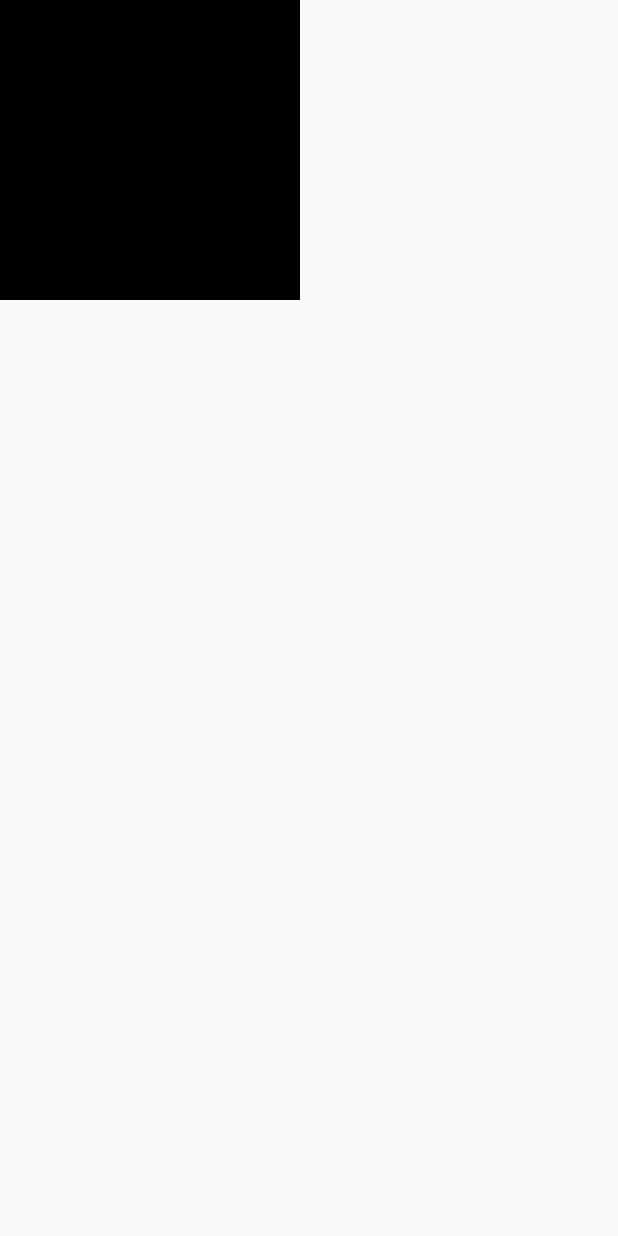
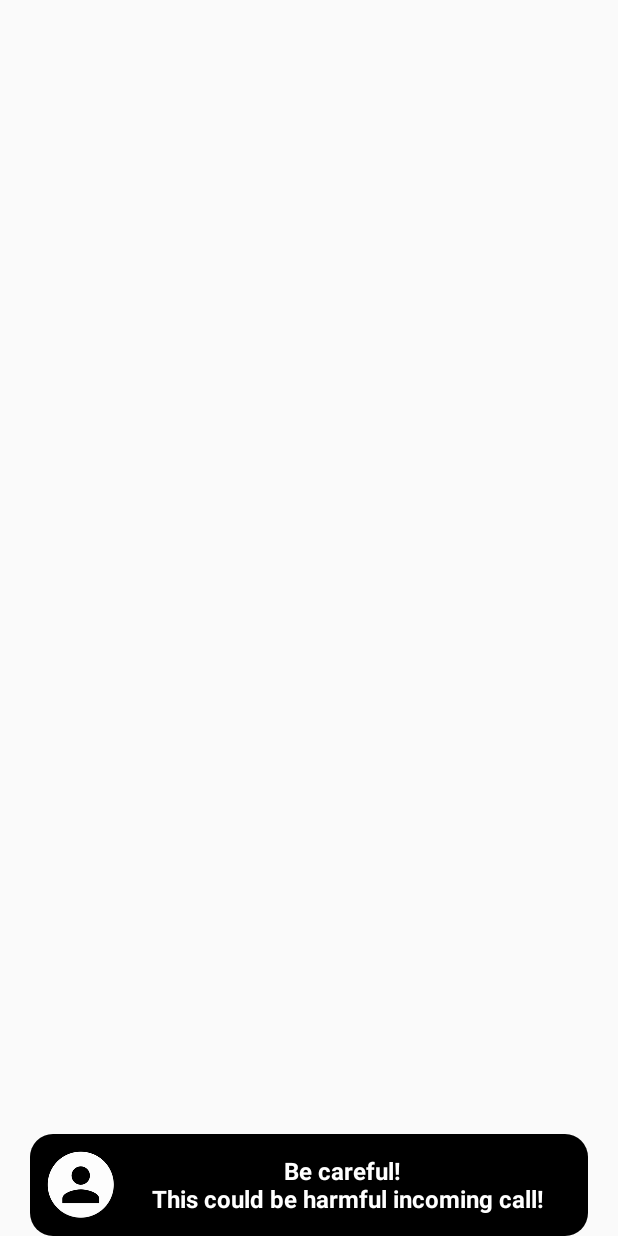
Before and after one commit to tompadree/Callceptor, an Android app: the layout item_float.xml on its own in the app's theme, with its tools: preview values and no code run, on a phone screen of 412 x 824 dp. Run offline under Robolectric (Android 15) with nearby library versions, the phone set to English and light mode, and no system bars.

Commit message:
suspicious warning add

```diff
--- a/app/src/main/AndroidManifest.xml
+++ b/app/src/main/AndroidManifest.xml
@@ -8,6 +8,8 @@
     <uses-permission android:name="android.permission.READ_PHONE_STATE" />
     <uses-permission android:name="android.permission.READ_CONTACTS"/>
     <uses-permission android:name="android.permission.READ_EXTERNAL_STORAGE"/>
+    <uses-permission android:name="android.permission.SYSTEM_ALERT_WINDOW"/>
+
 
 
     <application
--- a/app/src/main/java/callceptor/com/callceptor/domain/interactors/impl/CallsInteractorImpl.kt
+++ b/app/src/main/java/callceptor/com/callceptor/domain/interactors/impl/CallsInteractorImpl.kt
@@ -10,10 +10,8 @@ import javax.inject.Inject
 import android.provider.CallLog
 import android.provider.ContactsContract
 import android.support.v4.content.ContextCompat.checkSelfPermission
-import android.util.Log
 import callceptor.com.callceptor.data.models.Call
 import callceptor.com.callceptor.domain.listeners.OnCallContactsFetched
-import java.lang.reflect.Array
 import java.sql.Timestamp
 import java.text.SimpleDateFormat
 import java.util.*
--- /dev/null
+++ b/app/src/main/res/drawable/item_harmful_shape.xml
@@ -0,0 +1,12 @@
+<?xml version="1.0" encoding="UTF-8"?>
+<shape android:id="@+id/listview_background_shape"
+       xmlns:android="http://schemas.android.com/apk/res/android">
+
+    <padding
+        android:bottom="5dp"
+        android:left="2dp"
+        android:right="2dp"
+        android:top="2dp"/>
+    <corners android:radius="15dp"/>
+    <solid android:color="#000000"/>
+</shape>
--- a/app/src/main/res/layout/item_float.xml
+++ b/app/src/main/res/layout/item_float.xml
@@ -1,13 +1,23 @@
 <?xml version="1.0" encoding="utf-8"?>
-<android.support.constraint.ConstraintLayout
-    xmlns:android="http://schemas.android.com/apk/res/android" android:layout_width="match_parent"
-    android:layout_height="match_parent">
+<RelativeLayout
+    xmlns:android="http://schemas.android.com/apk/res/android"
+    android:layout_width="wrap_content"
+    android:layout_height="wrap_content">
 
+    <TextView
+        android:id="@+id/harmfulCallAlert"
+        android:layout_width="match_parent"
+        android:layout_height="wrap_content"
+        android:layout_alignParentBottom="true"
+        android:layout_marginEnd="20dp"
+        android:layout_marginStart="20dp"
+        android:background="@drawable/item_harmful_shape"
+        android:drawableStart="@mipmap/ic_contact_placeholder"
+        android:gravity="center"
+        android:padding="10dp"
+        android:text="@string/harmful_call"
+        android:textColor="@color/white"
+        android:textSize="16sp"
+        android:textStyle="bold"/>
 
-    <ImageView
-        android:id="@+id/testtest"
-        android:layout_width="200dp"
-        android:layout_height="200dp"
-        android:background="@color/app_black"/>
-
-</android.support.constraint.ConstraintLayout>
+</RelativeLayout>
--- a/app/src/main/res/values/strings.xml
+++ b/app/src/main/res/values/strings.xml
@@ -3,4 +3,8 @@
 
     <!-- TODO: Remove or change this placeholder text -->
     <string name="hello_blank_fragment">Hello blank fragment</string>
+
+
+    <!--Calls-->
+    <string name="harmful_call">Be careful! \n This could be harmful incoming call!</string>
 </resources>
```
Also changed, not shown: app/src/main/java/callceptor/com/callceptor/telephony/HarmfulCallAlertService.kt (+14 -18 lines), app/src/main/java/callceptor/com/callceptor/telephony/MyPhoneStateManager.kt (+26 -20 lines), app/src/main/java/callceptor/com/callceptor/view/activities/HomeActivity.kt (+107 -92 lines).
